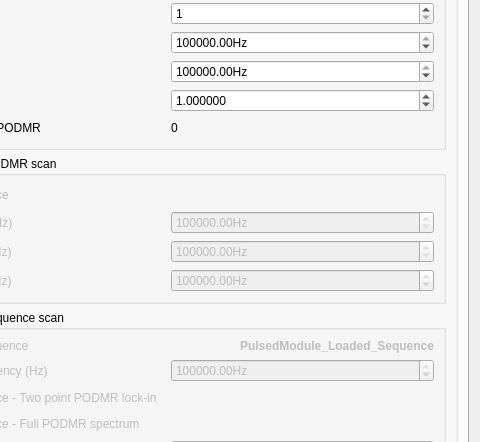
The window that gui/qafm/ui_quantitative_mode.ui (sriharijayaram5/qudi) describes before a commit, drawn with Qt 5; both pictures show x 145 to 625 and y 130 to 572 of the 625 by 841 pixel window.
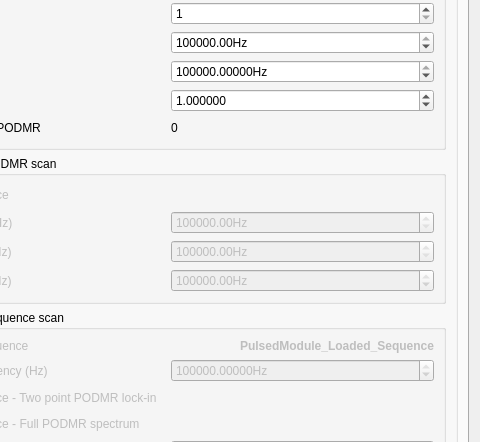
The same window after the commit. Custom widgets are drawn as their Qt base class.

What changed in the file:
```diff
--- a/gui/qafm/ui_quantitative_mode.ui
+++ b/gui/qafm/ui_quantitative_mode.ui
@@ -707,6 +707,9 @@
                    <property name="suffix">
                     <string>Hz</string>
                    </property>
+                   <property name="decimals">
+                    <number>5</number>
+                   </property>
                    <property name="minimum">
                     <double>1.000000000000000</double>
                    </property>
@@ -954,6 +957,9 @@
                    <property name="suffix">
                     <string>Hz</string>
                    </property>
+                   <property name="decimals">
+                    <number>5</number>
+                   </property>
                    <property name="minimum">
                     <double>0.000000000000000</double>
                    </property>
```
Left out of the diff: 3 changed lines with no effect on the pictures.
